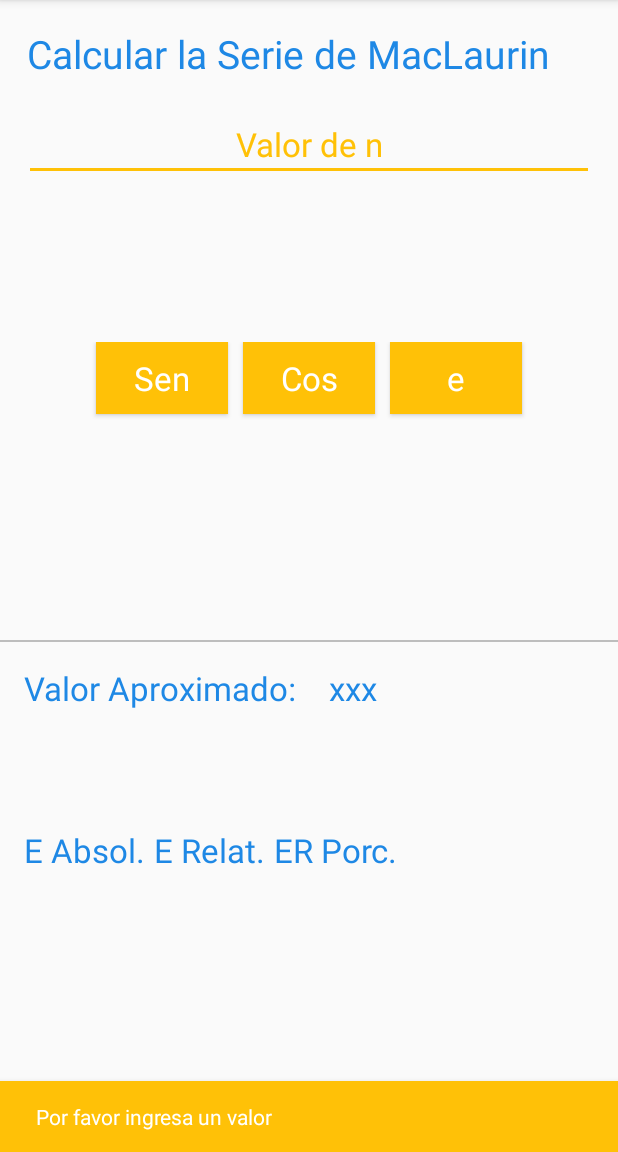
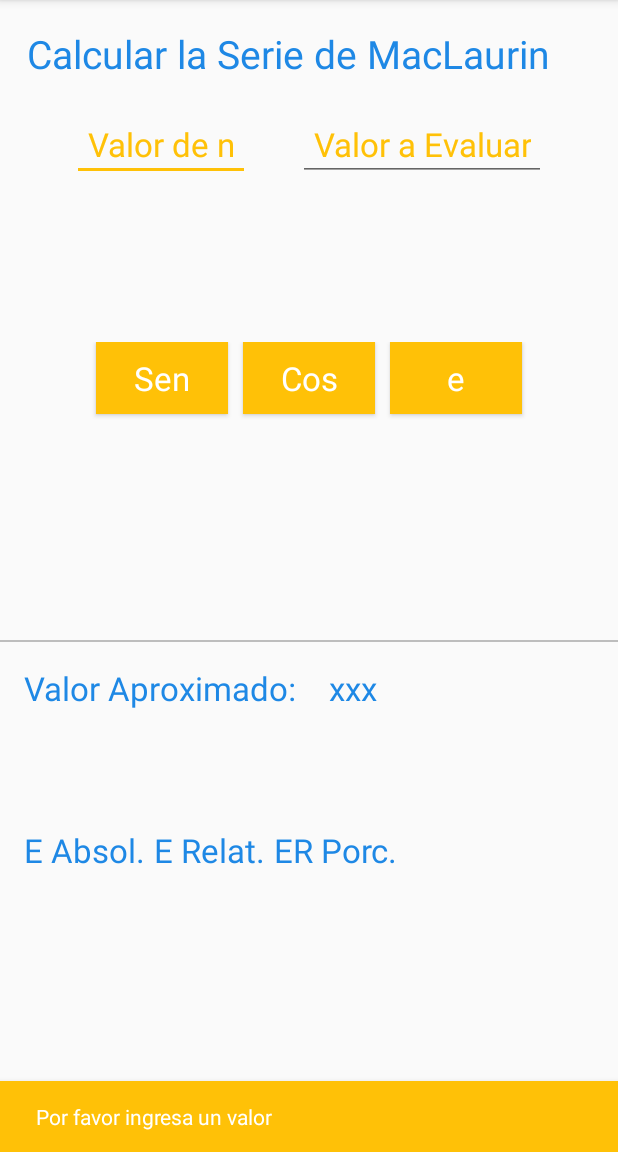
Before and after one commit to FernandaOchoa/MetodosNumericos, an Android app: the screen it shows after launch (MainActivity), after a tap on "Sen", on a phone screen of 412 x 824 dp, the part 84-1236 px from its top. Run offline under Robolectric (Android 15) with nearby library versions, the phone set to English and light mode, and no system bars.

Commit message:
feat: Edt for evaluate

```diff
--- a/SerieMacLaurin/app/src/main/java/com/monsh/seriemaclaurin/MainActivity.java
+++ b/SerieMacLaurin/app/src/main/java/com/monsh/seriemaclaurin/MainActivity.java
@@ -23,12 +23,13 @@ public class MainActivity extends AppCompatActivity {
     //Instance Variables
     TextView tvTitulo, tvValAppSerie, tvEA, tvER, tvERP;
     Button btnSen, btnCos, btnE;
-    TextView edtValorN;
+    EditText edtValorN, edtValorX;
     int v;
 
     // n iteraciones (EditText)
-    String a;
+    String a,b;
     int n;
+    double eval;
 
     DecimalFormat decimales = new DecimalFormat("0.000000");
     MetodosMatematicos m = new MetodosMatematicos();
@@ -57,6 +58,7 @@ public class MainActivity extends AppCompatActivity {
         btnCos = (Button) findViewById(R.id.btnCos);
         btnE = (Button) findViewById(R.id.btnE);
         edtValorN = (EditText) findViewById(R.id.edtValN);
+        edtValorX =(EditText) findViewById(R.id.edtValX);
     }
 
     public void calcCos(View v) {
@@ -66,12 +68,14 @@ public class MainActivity extends AppCompatActivity {
         m.resultadoEvaluado = 0;
 
         a = edtValorN.getText().toString();
-        if (!a.isEmpty()){
+        b = edtValorX.getText().toString();
+        if (!a.isEmpty() && !b.isEmpty()){
             n = Integer.parseInt(a);
+            eval = Double.parseDouble(b);
             int fac;
             for (int i = 0; i <= n; i++) {
                 fac = m.factorial(i);
-                m.coseno(fac, i);
+                m.coseno(fac, i, eval);
                 m.resultados(fac, i);
             }
             m.rE = Double.parseDouble(decimales.format(m.getResultadoEvaluado()));
@@ -83,6 +87,7 @@ public class MainActivity extends AppCompatActivity {
             errorPorcentual(m.eR);
 
             edtValorN.setText("");
+            edtValorX.setText("");
 
             InputMethodManager imm = (InputMethodManager) getSystemService(Context.INPUT_METHOD_SERVICE);
             imm.hideSoftInputFromWindow(v.getWindowToken(), 0);
@@ -101,13 +106,16 @@ public class MainActivity extends AppCompatActivity {
         m.resultadoEvaluado = 0;
 
         a = edtValorN.getText().toString();
-        if (!a.isEmpty()){
+        b = edtValorX.getText().toString();
+
+        if (!a.isEmpty() && !b.isEmpty()){
         n = Integer.parseInt(a);
+        eval = Double.parseDouble(b);
 
         int fac;
         for (int i = 0; i <= n; i++) {
             fac = m.factorial(i);
-            m.e(fac, i);
+            m.e(fac, i, eval);
             m.resultados(fac, i);
         }
         m.rE = Double.parseDouble(decimales.format(m.getResultadoEvaluado()));
@@ -118,6 +126,7 @@ public class MainActivity extends AppCompatActivity {
         errorPorcentual(m.eR);
 
         edtValorN.setText("");
+        edtValorX.setText("");
 
         InputMethodManager imm = (InputMethodManager)getSystemService(Context.INPUT_METHOD_SERVICE);
         imm.hideSoftInputFromWindow(view.getWindowToken(), 0);
@@ -135,13 +144,15 @@ public class MainActivity extends AppCompatActivity {
         m.resultadoEvaluado = 0;
 
         a = edtValorN.getText().toString();
-        if (!a.isEmpty()){
+        b = edtValorX.getText().toString();
+        if (!a.isEmpty()&& !b.isEmpty()){
         n = Integer.parseInt(a);
+        eval = Double.parseDouble(b);
 
         int fac;
         for (int i = 0; i <= n; i++) {
             fac = m.factorial(i);
-            m.seno(fac, i);
+            m.seno(fac, i, eval);
             m.resultados(fac, i);
         }
         m.rE = Double.parseDouble(decimales.format(m.getResultadoEvaluado()));
@@ -152,6 +163,7 @@ public class MainActivity extends AppCompatActivity {
         errorPorcentual(m.eR);
 
         edtValorN.setText("");
+        edtValorX.setText("");
 
         InputMethodManager imm = (InputMethodManager)getSystemService(Context.INPUT_METHOD_SERVICE);
         imm.hideSoftInputFromWindow(vi.getWindowToken(), 0);
--- a/SerieMacLaurin/app/src/main/res/layout/activity_main.xml
+++ b/SerieMacLaurin/app/src/main/res/layout/activity_main.xml
@@ -43,9 +43,21 @@
                 android:gravity="center_horizontal"
                 android:layout_marginLeft="16dp"
                 android:layout_marginRight="16dp"
-                android:layout_width="match_parent"
+                android:layout_width="wrap_content"
                 android:layout_height="wrap_content"
                 android:hint="@string/valueN"
+                />
+            <EditText
+                android:id="@+id/edtValX"
+                style="@style/EditText"
+                android:inputType="numberDecimal"
+                android:textColorHint="@color/colorAccent"
+                android:gravity="center_horizontal"
+                android:layout_marginLeft="16dp"
+                android:layout_marginRight="16dp"
+                android:layout_width="wrap_content"
+                android:layout_height="wrap_content"
+                android:hint="@string/valueX"
                 />
 
         </LinearLayout>
--- a/SerieMacLaurin/app/src/main/res/values/strings.xml
+++ b/SerieMacLaurin/app/src/main/res/values/strings.xml
@@ -2,6 +2,7 @@
     <string name="app_name">SerieMacLaurin</string>
     <string name="titulo">Calcular la Serie de MacLaurin</string>
     <string name="valueN">Valor de n</string>
+    <string name="valueX">Valor a Evaluar</string>
     <string name="btnSeno">Sen</string>
     <string name="btnCos">Cos</string>
     <string name="btnE">e</string>
```
Also changed, not shown: SerieMacLaurin/app/src/main/java/com/monsh/seriemaclaurin/MetodosMatematicos.java (+4 -4 lines).
